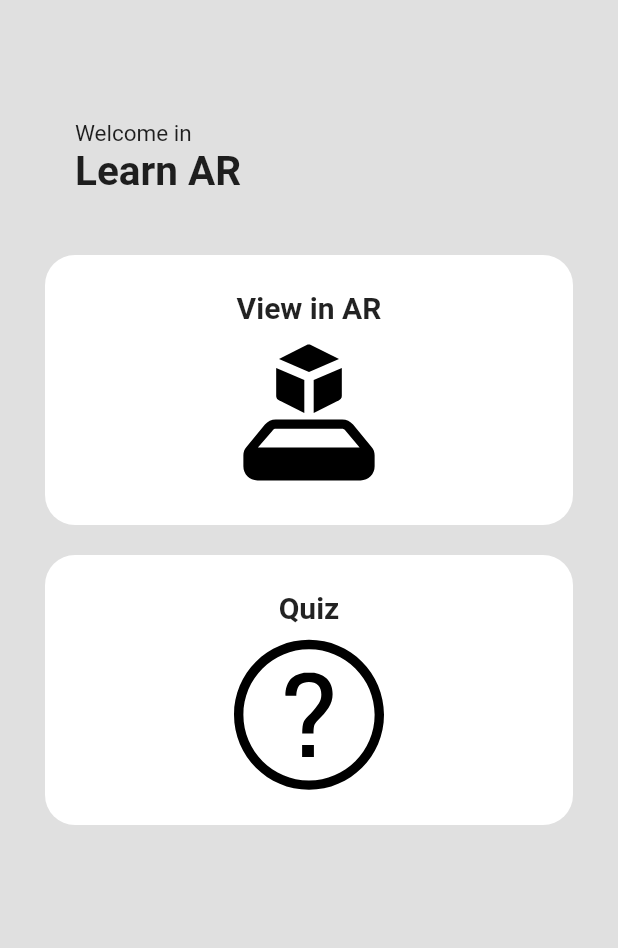
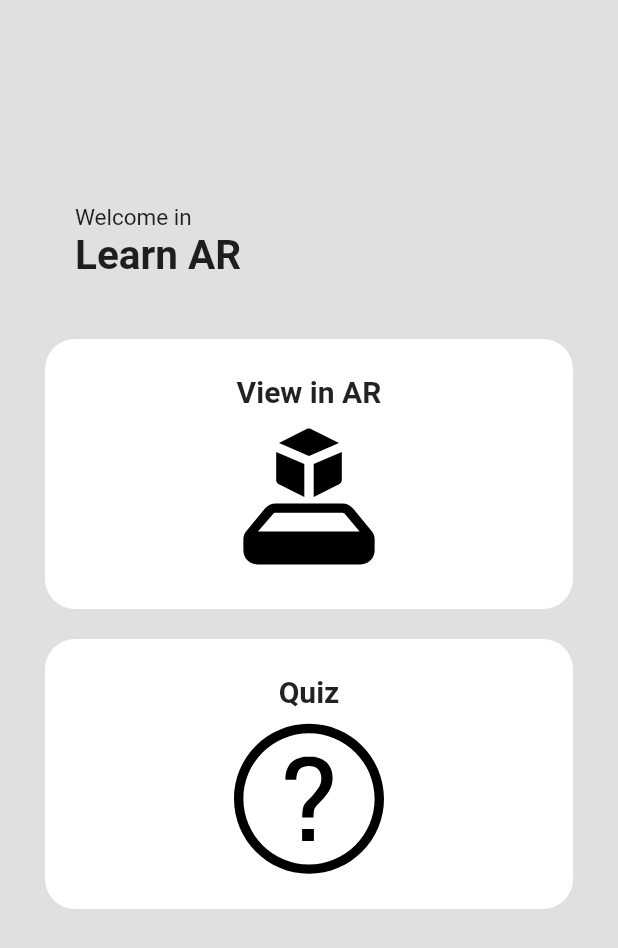
Before and after one commit to Sebastianelli-Nicola/learn_ar, a Flutter app: the screen it shows after launch, on a phone screen of 412 x 824 dp. Shown: the top 948 px of the screen. Run offline on Flutter 3.47's test engine with Material 2 defaults, Android fonts, the phone set to English and light mode, and no system bars; our stand-ins replace firebase_auth, firebase_core, firebase_storage, flutter_svg, permission_handler, shared_preferences; missing offline and left inert: flutter_unity_widget, model_viewer_plus, qr_code_scanner; accounts and stored records are empty; Roboto replaces fonts that are missing (circle).

Commit message:
Made small corrections

```diff
--- a/lib/screens/Homepage.dart
+++ b/lib/screens/Homepage.dart
@@ -1,5 +1,7 @@
 import 'package:flutter/material.dart';
 import 'package:learn_ar/widget/IconWidget.dart';
+
+import '../constants.dart';
 
 
 class Intro extends StatelessWidget {
@@ -8,6 +10,11 @@ class Intro extends StatelessWidget {
   @override
   Widget build(BuildContext context) {
     return Scaffold(
+        appBar: AppBar(
+          foregroundColor: background,
+          backgroundColor: background2,
+          shadowColor: Colors.transparent,
+        ),
         backgroundColor: Colors.grey.shade300,
         body: Container(
             padding: EdgeInsets.all(30),
--- a/lib/screens/IntroScreen.dart
+++ b/lib/screens/IntroScreen.dart
@@ -43,7 +43,7 @@ class _IntroScreenState extends State<IntroScreen> {
   @override
   Widget build(BuildContext context) {
     return FutureBuilder(
-      future: store.downloadURL('gpuprova4.gltf'),
+      future: store.downloadURL('gpuprova4.gltf','/quiz_gpu/'),
       builder: (BuildContext context, AsyncSnapshot<String> snapshot){
         if(snapshot.connectionState == ConnectionState.done && snapshot.hasData){
           return Container(
--- a/lib/screens/quiz/QuizPage.dart
+++ b/lib/screens/quiz/QuizPage.dart
@@ -111,9 +111,6 @@ class _QuizPageState extends State<QuizPage> {
     }
   }
 
-  void checkStartOverOrFinish(){
-
-  }
 
   void startOver() {
     setState(() {
@@ -136,6 +133,7 @@ class _QuizPageState extends State<QuizPage> {
       isTrue = false;
     });
     Navigator.pop(context);
+    Navigator.pop(context);
     Navigator.pushNamed(context, '/quizhomepage');
 
   }
@@ -143,7 +141,7 @@ class _QuizPageState extends State<QuizPage> {
   check3dModel(String name) {
     if(name != 'none'){
       if(isPressed == false){
-        return Model3dWidget(db: db, model3dName: name);
+        return Model3dWidget(db: db, model3dName: name, chapter: widget.message.toString(),);
       }else{
         if (isTrue == true){
           return const TrueFalseWidget(value: 'True.svg');
--- a/lib/widget/Model3dWidget.dart
+++ b/lib/widget/Model3dWidget.dart
@@ -6,15 +6,16 @@ import 'package:model_viewer_plus/model_viewer_plus.dart';
 
 class Model3dWidget extends StatelessWidget {
 
-  const Model3dWidget({Key? key, required this.db, required this.model3dName}) : super(key: key);
+  const Model3dWidget({Key? key, required this.db, required this.model3dName, required this.chapter}) : super(key: key);
 
   final DBconnect db;
   final String model3dName;
+  final String chapter;
 
   @override
   Widget build(BuildContext context) {
     return FutureBuilder(
-      future: db.downloadURL(model3dName),
+      future: db.downloadURL(model3dName, chapter),
       builder: (BuildContext context, AsyncSnapshot<String> snapshot){
         if(snapshot.connectionState == ConnectionState.done && snapshot.hasData){
           return Container(
```
Also changed, not shown: lib/database/DbFireBaseConnect.dart (+2 -8 lines).
